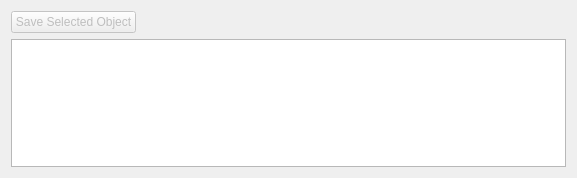
Above: src/gameobjectfilewidget.ui from hello-adam/Hooloovoo before the change. Below: the same form after it.
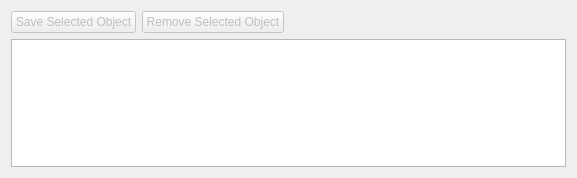
That is the form after the change.

The edit to the form file:
```diff
--- a/src/gameobjectfilewidget.ui
+++ b/src/gameobjectfilewidget.ui
@@ -26,6 +26,16 @@
        </property>
       </widget>
      </item>
+     <item>
+      <widget class="QPushButton" name="pb_removeObject">
+       <property name="enabled">
+        <bool>false</bool>
+       </property>
+       <property name="text">
+        <string>Remove Selected Object</string>
+       </property>
+      </widget>
+     </item>
      <item>
       <spacer name="horizontalSpacer">
        <property name="orientation">
```
Left out of the diff: 2 changed lines with no effect on the pictures.
